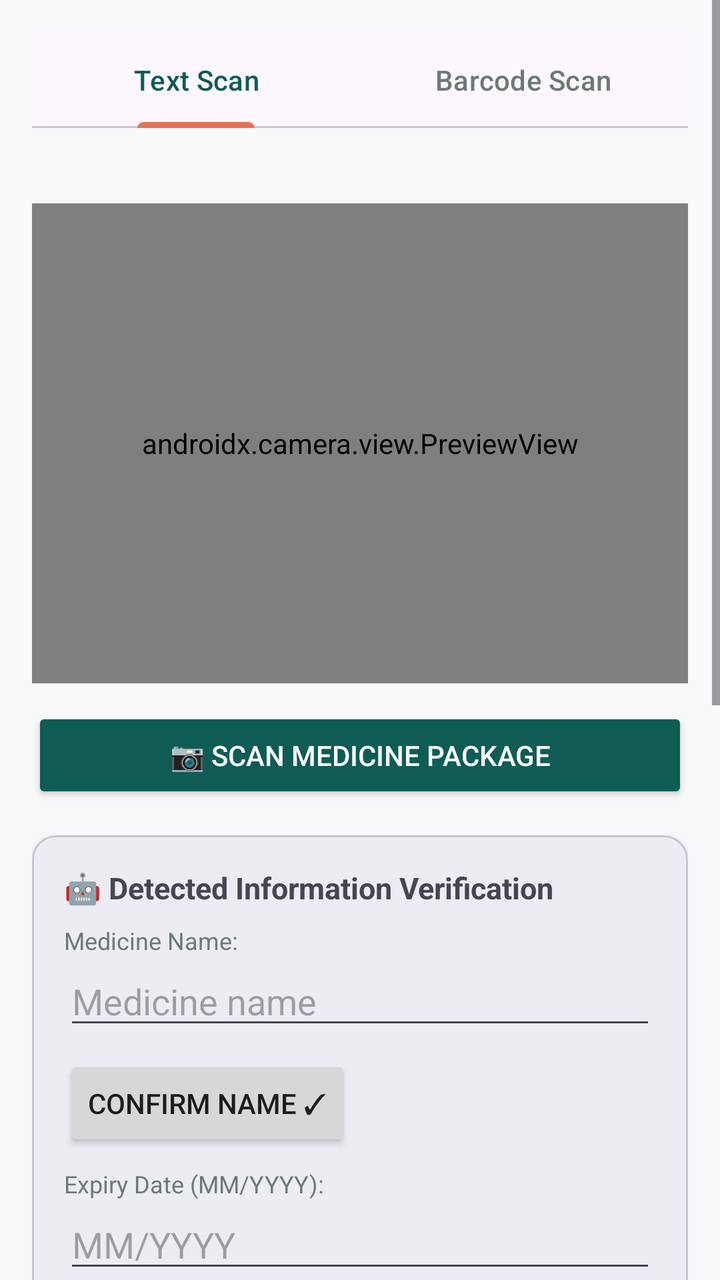
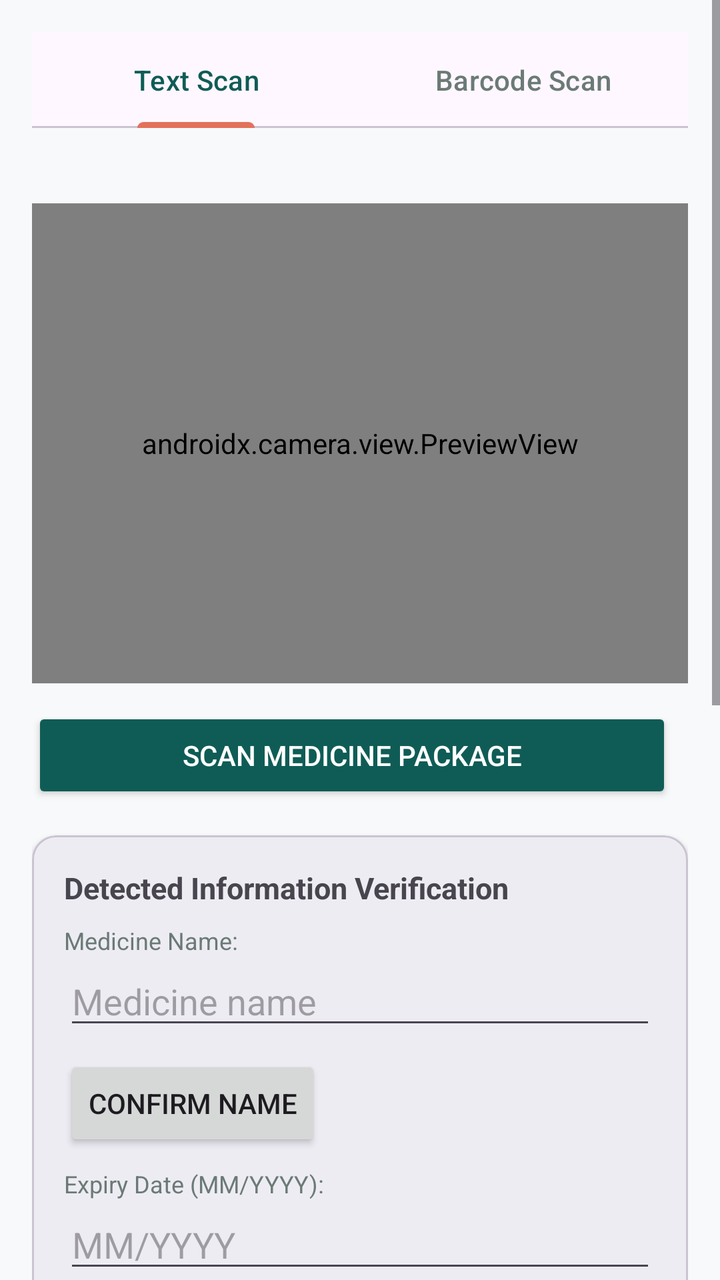

Two renders of the same Android screen: before a commit and after it. Below are the layout's source before the change and the commit's diff.
<!-- AndroidManifest.xml: application theme Theme.MediScan -->
<!-- res/layout/fragment_scan.xml -->
<?xml version="1.0" encoding="utf-8"?>
<ScrollView xmlns:android="http://schemas.android.com/apk/res/android"
    xmlns:app="http://schemas.android.com/apk/res-auto"
    xmlns:tools="http://schemas.android.com/tools"
    android:layout_width="match_parent"
    android:layout_height="match_parent">

    <LinearLayout
        android:layout_width="match_parent"
        android:layout_height="wrap_content"
        android:orientation="vertical"
        android:padding="16dp">

        <com.google.android.material.tabs.TabLayout
            android:id="@+id/modeTabs"
            android:layout_width="match_parent"
            android:layout_height="wrap_content"
            app:tabIndicatorColor="@color/mt_coral"
            app:tabSelectedTextColor="@color/mt_teal"
            app:tabTextColor="@color/mt_muted"
            android:layout_marginBottom="8dp">

            <com.google.android.material.tabs.TabItem
                android:layout_width="wrap_content"
                android:layout_height="wrap_content"
                android:text="Text Scan" />

            <com.google.android.material.tabs.TabItem
                android:layout_width="wrap_content"
                android:layout_height="wrap_content"
                android:text="Barcode Scan" />
        </com.google.android.material.tabs.TabLayout>

        <TextView
            android:id="@+id/tvHint"
            android:layout_width="match_parent"
            android:layout_height="wrap_content"
            android:textColor="@color/mt_muted"
            android:textSize="13sp"
            android:layout_marginBottom="12dp"/>

        <androidx.camera.view.PreviewView
            android:id="@+id/previewView"
            android:layout_width="match_parent"
            android:layout_height="240dp"
            android:layout_marginBottom="12dp" />

        <Button
            android:id="@+id/btnScan"
            android:layout_width="match_parent"
            android:layout_height="wrap_content"
            android:backgroundTint="@color/mt_teal"
            android:textColor="#FFFFFF"
            android:text="📷 Scan Medicine Package"
            android:layout_marginBottom="16dp"/>

        <ImageView
            android:id="@+id/ivPreview"
            android:layout_width="120dp"
            android:layout_height="120dp"
            android:layout_gravity="center"
            android:layout_marginBottom="12dp"
            android:scaleType="centerCrop"
            android:visibility="gone"
            tools:visibility="visible"/>

        
        <com.google.android.material.card.MaterialCardView
            android:id="@+id/cardDetection"
            android:layout_width="match_parent"
            android:layout_height="wrap_content"
            app:cardCornerRadius="12dp"
            app:cardElevation="2dp"
            android:layout_marginBottom="16dp">

            <LinearLayout
                android:orientation="vertical"
                android:padding="16dp"
                android:layout_width="match_parent"
                android:layout_height="wrap_content">

                <TextView
                    android:text="🤖 Detected Information Verification"
                    android:textStyle="bold"
                    android:textSize="15sp"
                    android:layout_width="wrap_content"
                    android:layout_height="wrap_content"
                    android:layout_marginBottom="8dp"/>

                <TextView
                    android:text="Medicine Name:"
                    android:textColor="@color/mt_muted"
                    android:textSize="12sp"
                    android:layout_width="wrap_content"
                    android:layout_height="wrap_content"/>

                <EditText
                    android:id="@+id/etName"
                    android:layout_width="match_parent"
                    android:layout_height="wrap_content"
                    android:hint="Medicine name"
                    android:inputType="textCapWords"
                    android:layout_marginBottom="8dp"/>

                <Button
                    android:id="@+id/btnConfirmName"
                    android:layout_width="wrap_content"
                    android:layout_height="wrap_content"
                    android:text="Confirm Name ✓"
                    android:layout_marginBottom="8dp"/>

                <TextView
                    android:id="@+id/tvNameStatus"
                    android:textColor="@color/mt_teal"
                    android:textStyle="bold"
                    android:visibility="gone"
                    android:layout_width="wrap_content"
                    android:layout_height="wrap_content"
                    android:layout_marginBottom="12dp"/>

                <TextView
                    android:text="Expiry Date (MM/YYYY):"
                    android:textColor="@color/mt_muted"
                    android:textSize="12sp"
                    android:layout_width="wrap_content"
                    android:layout_height="wrap_content"/>

                <EditText
                    android:id="@+id/etExpiry"
                    android:layout_width="match_parent"
                    android:layout_height="wrap_content"
                    android:hint="MM/YYYY"
                    android:inputType="date"
                    android:layout_marginBottom="8dp"/>

                <Button
                    android:id="@+id/btnConfirmExpiry"
                    android:layout_width="wrap_content"
                    android:layout_height="wrap_content"
                    android:text="Confirm Expiry ✓"
                    android:layout_marginBottom="8dp"/>

                <TextView
                    android:id="@+id/tvExpiryStatus"
                    android:textColor="@color/mt_teal"
                    android:textStyle="bold"
                    android:visibility="gone"
                    android:layout_width="wrap_content"
                    android:layout_height="wrap_content"/>

            </LinearLayout>
        </com.google.android.material.card.MaterialCardView>

        
        <com.google.android.material.card.MaterialCardView
            android:id="@+id/cardCabinetDetails"
            android:layout_width="match_parent"
            android:layout_height="wrap_content"
            app:cardCornerRadius="12dp"
            app:cardElevation="2dp"
            android:layout_marginBottom="16dp">

            <LinearLayout
                android:orientation="vertical"
                android:padding="16dp"
                android:layout_width="match_parent"
                android:layout_height="wrap_content">

                <TextView
                    android:text="🏠 Cabinet Organization &amp; Details"
                    android:textStyle="bold"
                    android:textSize="15sp"
                    android:layout_width="wrap_content"
                    android:layout_height="wrap_content"
                    android:layout_marginBottom="12dp"/>

                <TextView
                    android:text="Assign to Family Member:"
                    android:textColor="@color/mt_muted"
                    android:textSize="12sp"
                    android:layout_width="wrap_content"
                    android:layout_height="wrap_content"/>

                <Spinner
                    android:id="@+id/spinnerAssignedTo"
                    android:layout_width="match_parent"
                    android:layout_height="48dp"
                    android:layout_marginBottom="12dp"/>

                <TextView
                    android:text="Storage Location:"
                    android:textColor="@color/mt_muted"
                    android:textSize="12sp"
                    android:layout_width="wrap_content"
                    android:layout_height="wrap_content"/>

                <Spinner
                    android:id="@+id/spinnerLocation"
                    android:layout_width="match_parent"
                    android:layout_height="48dp"
                    android:layout_marginBottom="12dp"/>

                <TextView
                    android:text="Quantity (Optional):"
                    android:textColor="@color/mt_muted"
                    android:textSize="12sp"
                    android:layout_width="wrap_content"
                    android:layout_height="wrap_content"/>

                <EditText
                    android:id="@+id/etQuantity"
                    android:layout_width="match_parent"
                    android:layout_height="wrap_content"
                    android:hint="e.g. 10 Tablets / 1 Bottle"
                    android:layout_marginBottom="12dp"/>

                <TextView
                    android:text="Batch Number (Optional):"
                    android:textColor="@color/mt_muted"
                    android:textSize="12sp"
                    android:layout_width="wrap_content"
                    android:layout_height="wrap_content"/>

                <EditText
                    android:id="@+id/etBatchNumber"
                    android:layout_width="match_parent"
                    android:layout_height="wrap_content"
                    android:hint="e.g. B12345"/>

            </LinearLayout>
        </com.google.android.material.card.MaterialCardView>

        <Button
            android:id="@+id/btnSave"
            android:layout_width="match_parent"
            android:layout_height="wrap_content"
            android:backgroundTint="@color/mt_coral"
            android:textColor="#FFFFFF"
            android:text="💾 Save to Digital Cabinet"
            android:enabled="false"
            tools:visibility="visible"/>

        <TextView
            android:id="@+id/tvResult"
            android:layout_width="match_parent"
            android:layout_height="wrap_content"
            android:textColor="@color/mt_muted"
            android:textSize="12sp"
            android:visibility="gone"
            android:layout_marginTop="16dp"
            android:text="Raw scan output"
            />

    </LinearLayout>
</ScrollView>
<!-- resources referenced by this layout -->
<resources>
  <color name="mt_coral">#E2725B</color>
  <color name="mt_muted">#6B7A75</color>
  <color name="mt_teal">#0F5C56</color>
  <style name="Theme.MediScan" parent="Base.Theme.MediScan" />
  <style name="Base.Theme.MediScan" parent="Theme.Material3.DayNight.NoActionBar">
          <item name="colorPrimary">@color/mt_teal</item>
          <item name="colorSecondary">@color/mt_coral</item>
          <item name="android:windowBackground">@color/mt_bg_light</item>
      </style>
  <color name="mt_bg_light">#F8F9FA</color>
</resources>

<!-- the commit's change to res/layout/fragment_scan.xml (unified diff, before → after) -->
@@ -45,14 +45,32 @@
             android:layout_height="240dp"
             android:layout_marginBottom="12dp" />
 
-        <Button
-            android:id="@+id/btnScan"
-            android:layout_width="match_parent"
-            android:layout_height="wrap_content"
-            android:backgroundTint="@color/mt_teal"
-            android:textColor="#FFFFFF"
-            android:text="📷 Scan Medicine Package"
-            android:layout_marginBottom="16dp"/>
+        <LinearLayout
+            android:layout_width="match_parent"
+            android:layout_height="wrap_content"
+            android:orientation="horizontal"
+            android:layout_marginBottom="16dp">
+
+            <Button
+                android:id="@+id/btnScan"
+                android:layout_width="0dp"
+                android:layout_height="wrap_content"
+                android:layout_weight="1"
+                android:backgroundTint="@color/mt_teal"
+                android:textColor="#FFFFFF"
+                android:text="Scan Medicine Package"
+                android:layout_marginEnd="8dp"/>
+
+            <Button
+                android:id="@+id/btnRescan"
+                android:layout_width="wrap_content"
+                android:layout_height="wrap_content"
+                style="?android:attr/borderlessButtonStyle"
+                android:textColor="@color/mt_coral"
+                android:text="Rescan"
+                android:visibility="gone"
+                tools:visibility="visible"/>
+        </LinearLayout>
 
         <ImageView
             android:id="@+id/ivPreview"
@@ -80,7 +98,7 @@
                 android:layout_height="wrap_content">
 
                 <TextView
-                    android:text="🤖 Detected Information Verification"
+                    android:text="Detected Information Verification"
                     android:textStyle="bold"
                     android:textSize="15sp"
                     android:layout_width="wrap_content"
@@ -106,7 +124,7 @@
                     android:id="@+id/btnConfirmName"
                     android:layout_width="wrap_content"
                     android:layout_height="wrap_content"
-                    android:text="Confirm Name ✓"
+                    android:text="Confirm Name"
                     android:layout_marginBottom="8dp"/>
 
                 <TextView
@@ -137,7 +155,7 @@
                     android:id="@+id/btnConfirmExpiry"
                     android:layout_width="wrap_content"
                     android:layout_height="wrap_content"
-                    android:text="Confirm Expiry ✓"
+                    android:text="Confirm Expiry"
                     android:layout_marginBottom="8dp"/>
 
                 <TextView
@@ -167,7 +185,7 @@
                 android:layout_height="wrap_content">
 
                 <TextView
-                    android:text="🏠 Cabinet Organization &amp; Details"
+                    android:text="Cabinet Organization and Details"
                     android:textStyle="bold"
                     android:textSize="15sp"
                     android:layout_width="wrap_content"
@@ -236,7 +254,7 @@
             android:layout_height="wrap_content"
             android:backgroundTint="@color/mt_coral"
             android:textColor="#FFFFFF"
-            android:text="💾 Save to Digital Cabinet"
+            android:text="Save to Digital Cabinet"
             android:enabled="false"
             tools:visibility="visible"/>
 
